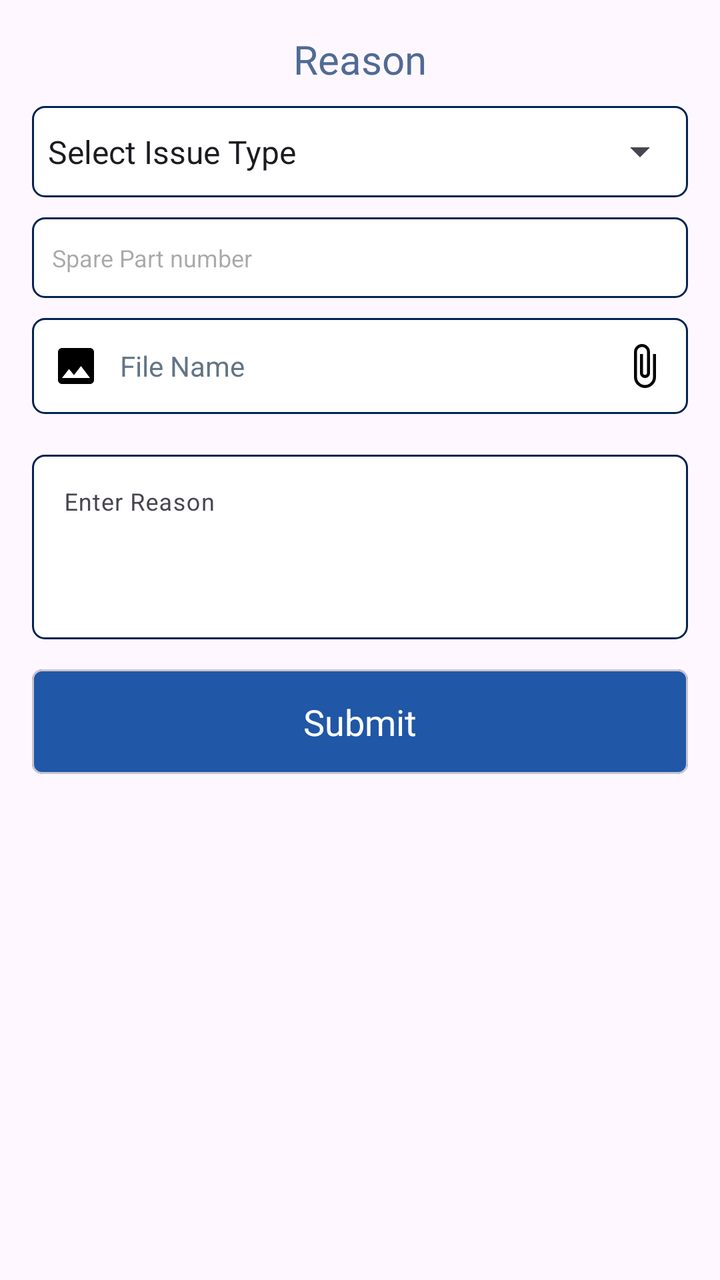
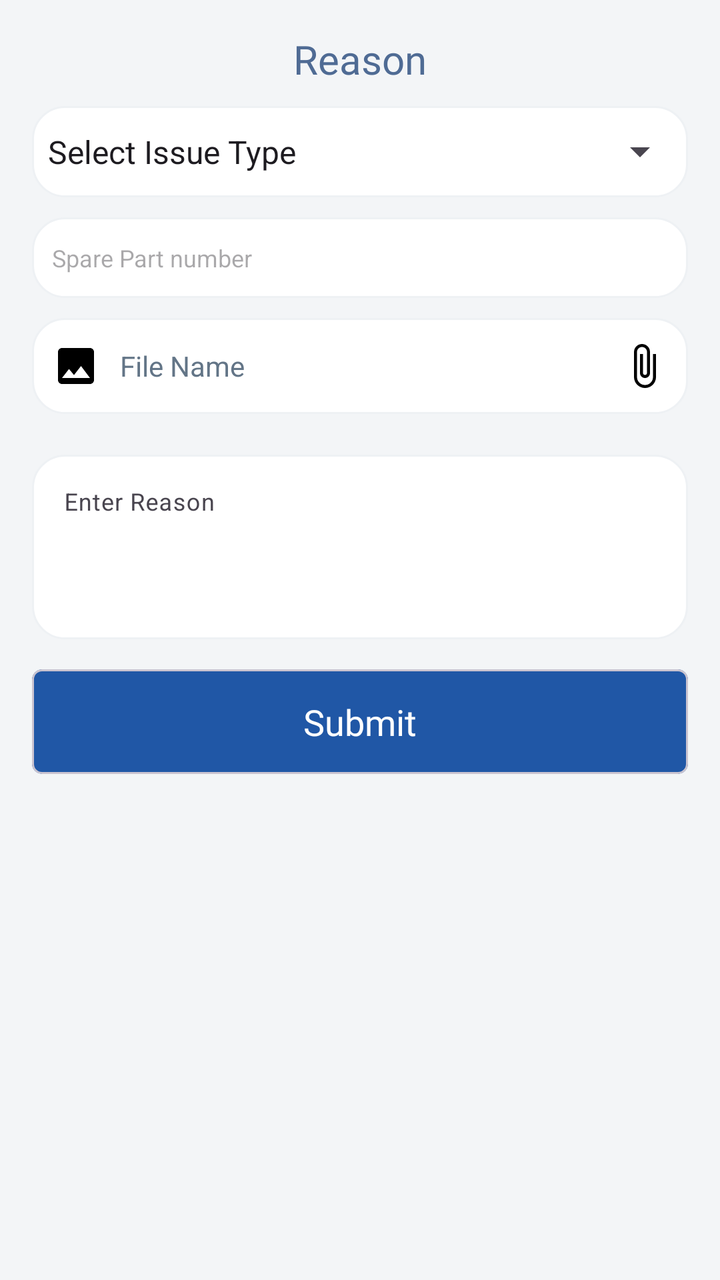

The first picture is an Android layout as it rendered before a commit; the second is the same layout after the commit. The layout source and the unified diff follow.
<!-- AndroidManifest.xml: application theme Theme.Evergreen -->
<!-- res/layout/set_hold_reason_dialog.xml -->
<LinearLayout xmlns:android="http://schemas.android.com/apk/res/android"
    android:layout_width="match_parent"
    android:layout_height="wrap_content"
    xmlns:app="http://schemas.android.com/apk/res-auto"
    android:orientation="vertical"
    android:padding="16dp">
    <TextView
        android:textColor="@color/black_blue1"
        android:id="@+id/dialog_title"
        android:layout_width="match_parent"
        android:layout_height="wrap_content"
        android:text="Reason"
        android:textSize="20sp"
        android:fontFamily="@font/roboto_medium"
        android:gravity="center" />
<androidx.appcompat.widget.SwitchCompat
    android:text="Need Parts ?"
    android:visibility="gone"
    android:id="@+id/sw_req"
    android:layout_marginTop="@dimen/_10sdp"
    android:layout_width="match_parent"
    android:layout_height="wrap_content"/>
    <RelativeLayout
        android:layout_marginTop="@dimen/_10sdp"
        android:background="@drawable/sidestroke"
        android:layout_width="match_parent"
        android:layout_height="wrap_content">
    <androidx.appcompat.widget.AppCompatSpinner
        android:layout_width="match_parent"
        android:id="@+id/sp_reason"

        android:paddingVertical="@dimen/_12sdp"
        android:entries="@array/type_reason"
        android:layout_height="wrap_content"/>
    </RelativeLayout>

<EditText
    android:id="@+id/spars_part_number"
    android:paddingHorizontal="@dimen/_10sdp"
    android:layout_marginTop="@dimen/_10sdp"
    android:paddingVertical="@dimen/_12sdp"
    android:hint="Spare Part number"
    android:textSize="@dimen/_12ssp"
    android:background="@drawable/sidestroke"
    android:layout_width="match_parent"
    android:layout_height="wrap_content"/>
    <RelativeLayout
        android:layout_marginTop="@dimen/_10sdp"
        android:layout_gravity="center"
        android:gravity="center"
        android:background="@drawable/sidestroke"
        android:layout_width="match_parent"
        android:orientation="horizontal"
        android:layout_height="wrap_content">
        <ImageView
            android:layout_centerVertical="true"
            android:id="@+id/password_icon1"
            android:layout_width="wrap_content"
            android:layout_height="wrap_content"
            android:layout_alignParentStart="true"
            android:padding="@dimen/_10sdp"
            android:src="@drawable/baseline_image_24" />
        <TextView
            android:inputType="text"
            android:id="@+id/choose_tv"
            android:layout_width="match_parent"
            android:layout_height="@dimen/_48sdp"
            android:layout_toEndOf="@id/password_icon1"
            android:layout_centerVertical="true"
            android:gravity="center_vertical"
            android:hint="File Name"
            android:textSize="@dimen/_14ssp"
            android:textColor="@color/black_blue"
            android:textColorHint="@color/gray2"
            android:background="@android:color/transparent" />

        <ImageView
            android:id="@+id/hide_icon1"
            android:layout_width="wrap_content"
            android:layout_height="wrap_content"
            android:layout_alignParentEnd="true"
            android:layout_centerInParent="true"
            android:padding="@dimen/_10sdp"
            android:src="@drawable/baseline_attach_file_24" />


    </RelativeLayout>



<com.google.android.material.textfield.TextInputLayout
    android:layout_width="match_parent"
    android:hint="Enter Reason"

    android:layout_marginTop="@dimen/_15sdp"
    android:layout_height="wrap_content">



    <com.google.android.material.textfield.TextInputEditText
        android:id="@+id/feedback_input"
        android:background="@drawable/sidestroke"
        android:layout_width="match_parent"
        android:textColor="@color/black_blue"
        android:layout_height="wrap_content"
        android:inputType="textMultiLine"
        android:minLines="4"
        android:textSize="@dimen/_12ssp"
        android:gravity="start" />
</com.google.android.material.textfield.TextInputLayout>

    <com.google.android.material.card.MaterialCardView
        app:cardBackgroundColor="@color/btn_back"
        android:id="@+id/submit_button"
        android:layout_marginTop="@dimen/_15sdp"
        android:textSize="@dimen/_14ssp"
        app:cardCornerRadius="@dimen/_5sdp"
        app:layout_constraintTop_toBottomOf="@+id/relative"
        android:layout_width="match_parent"
        android:layout_height="wrap_content">
        <TextView
            android:padding="@dimen/_14sdp"
            android:fontFamily="@font/roboto_medium"
            android:gravity="center"
            android:textSize="@dimen/_18ssp"
            android:layout_gravity="center"
            android:textColor="@color/white"
            android:text="Submit"
            android:layout_width="match_parent"
            android:layout_height="wrap_content"/>
    </com.google.android.material.card.MaterialCardView>

</LinearLayout>
<!-- resources referenced by this layout -->
<resources>
  <string-array name="type_reason">
          <item>Select Issue Type</item>
          <item>Spare Parts required</item>
          <item>expert service required</item>
      </string-array>
  <color name="black_blue">#022352</color>
  <color name="black_blue1">#4F6B94</color>
  <color name="btn_back">#2057A6</color>
  <color name="gray2">#637587</color>
  <color name="white">#FFFFFFFF</color>
  <dimen name="_10sdp">10.00dp</dimen>
  <dimen name="_12sdp">12.00dp</dimen>
  <dimen name="_12ssp">12.00sp</dimen>
  <dimen name="_14sdp">14.00dp</dimen>
  <dimen name="_14ssp">14.00sp</dimen>
  <dimen name="_15sdp">15.00dp</dimen>
  <dimen name="_18ssp">18.00sp</dimen>
  <dimen name="_48sdp">48.00dp</dimen>
  <dimen name="_5sdp">5.00dp</dimen>
  <!-- drawable baseline_attach_file_24 (drawable) -->
  <vector xmlns:android="http://schemas.android.com/apk/res/android" android:height="24dp" android:tint="#000000" android:viewportHeight="24" android:viewportWidth="24" android:width="24dp">
        
      <path android:fillColor="@android:color/white" android:pathData="M16.5,6v11.5c0,2.21 -1.79,4 -4,4s-4,-1.79 -4,-4V5c0,-1.38 1.12,-2.5 2.5,-2.5s2.5,1.12 2.5,2.5v10.5c0,0.55 -0.45,1 -1,1s-1,-0.45 -1,-1V6H10v9.5c0,1.38 1.12,2.5 2.5,2.5s2.5,-1.12 2.5,-2.5V5c0,-2.21 -1.79,-4 -4,-4S7,2.79 7,5v12.5c0,3.04 2.46,5.5 5.5,5.5s5.5,-2.46 5.5,-5.5V6h-1.5z"/>
      
  </vector>
  <!-- drawable baseline_image_24 (drawable) -->
  <vector xmlns:android="http://schemas.android.com/apk/res/android" android:height="24dp" android:tint="#000000" android:viewportHeight="24" android:viewportWidth="24" android:width="24dp">
        
      <path android:fillColor="@android:color/white" android:pathData="M21,19V5c0,-1.1 -0.9,-2 -2,-2H5c-1.1,0 -2,0.9 -2,2v14c0,1.1 0.9,2 2,2h14c1.1,0 2,-0.9 2,-2zM8.5,13.5l2.5,3.01L14.5,12l4.5,6H5l3.5,-4.5z"/>
      
  </vector>
  <!-- drawable sidestroke (drawable) -->
  <shape xmlns:android="http://schemas.android.com/apk/res/android"
      android:shape="rectangle" >
  
  
      <solid android:color="@color/white" />
      <corners
          android:radius="@dimen/_6sdp" />
      <stroke android:color="@color/black_blue" android:width="@dimen/_1sdp"/>
  
  </shape>
  <style name="Theme.Evergreen" parent="Base.Theme.Evergreen" />
  <dimen name="_6sdp">6.00dp</dimen>
  <dimen name="_1sdp">1.00dp</dimen>
  <style name="Base.Theme.Evergreen" parent="Theme.Material3.Light.NoActionBar">
  
  
  
  
  
  
  
          <item name="android:statusBarColor">@color/black_blue</item>
  
  
      </style>
</resources>

<!-- the commit's change to res/layout/set_hold_reason_dialog.xml (unified diff, before → after) -->
@@ -1,6 +1,7 @@
 <LinearLayout xmlns:android="http://schemas.android.com/apk/res/android"
     android:layout_width="match_parent"
     android:layout_height="wrap_content"
+    android:background="@color/home_page_bg"
     xmlns:app="http://schemas.android.com/apk/res-auto"
     android:orientation="vertical"
     android:padding="16dp">
@@ -22,7 +23,7 @@
     android:layout_height="wrap_content"/>
     <RelativeLayout
         android:layout_marginTop="@dimen/_10sdp"
-        android:background="@drawable/sidestroke"
+        android:background="@drawable/edit_text_background"
         android:layout_width="match_parent"
         android:layout_height="wrap_content">
     <androidx.appcompat.widget.AppCompatSpinner
@@ -41,14 +42,14 @@
     android:paddingVertical="@dimen/_12sdp"
     android:hint="Spare Part number"
     android:textSize="@dimen/_12ssp"
-    android:background="@drawable/sidestroke"
+    android:background="@drawable/edit_text_background"
     android:layout_width="match_parent"
     android:layout_height="wrap_content"/>
     <RelativeLayout
         android:layout_marginTop="@dimen/_10sdp"
         android:layout_gravity="center"
         android:gravity="center"
-        android:background="@drawable/sidestroke"
+        android:background="@drawable/edit_text_background"
         android:layout_width="match_parent"
         android:orientation="horizontal"
         android:layout_height="wrap_content">
@@ -99,7 +100,7 @@
 
     <com.google.android.material.textfield.TextInputEditText
         android:id="@+id/feedback_input"
-        android:background="@drawable/sidestroke"
+        android:background="@drawable/edit_text_background"
         android:layout_width="match_parent"
         android:textColor="@color/black_blue"
         android:layout_height="wrap_content"
<!-- resource entries referenced after the edit -->
@@ -9,6 +9,7 @@
   <color name="black_blue1">#4F6B94</color>
   <color name="btn_back">#2057A6</color>
   <color name="gray2">#637587</color>
+  <color name="home_page_bg">#F3F5F7</color>
   <color name="white">#FFFFFFFF</color>
   <dimen name="_10sdp">10.00dp</dimen>
   <dimen name="_12sdp">12.00dp</dimen>
@@ -31,20 +32,19 @@
       <path android:fillColor="@android:color/white" android:pathData="M21,19V5c0,-1.1 -0.9,-2 -2,-2H5c-1.1,0 -2,0.9 -2,2v14c0,1.1 0.9,2 2,2h14c1.1,0 2,-0.9 2,-2zM8.5,13.5l2.5,3.01L14.5,12l4.5,6H5l3.5,-4.5z"/>
       
   </vector>
-  <!-- drawable sidestroke (drawable) -->
+  <!-- drawable edit_text_background (drawable) -->
+  <?xml version="1.0" encoding="utf-8"?>
   <shape xmlns:android="http://schemas.android.com/apk/res/android"
-      android:shape="rectangle" >
+      android:shape="rectangle">
   
-  
-      <solid android:color="@color/white" />
-      <corners
-          android:radius="@dimen/_6sdp" />
-      <stroke android:color="@color/black_blue" android:width="@dimen/_1sdp"/>
+      <solid android:color="@color/white"/>
+      <corners android:radius="16dp"/>
+      <stroke android:color="@color/home_card_stroke"
+          android:width="1dp"/>
   
   </shape>
   <style name="Theme.Evergreen" parent="Base.Theme.Evergreen" />
-  <dimen name="_6sdp">6.00dp</dimen>
-  <dimen name="_1sdp">1.00dp</dimen>
+  <color name="home_card_stroke">#EEF1F4</color>
   <style name="Base.Theme.Evergreen" parent="Theme.Material3.Light.NoActionBar">
   
   
